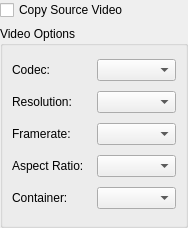
Qt form src/video_interface.ui (b1aqW0lf/Lithium) before a commit.
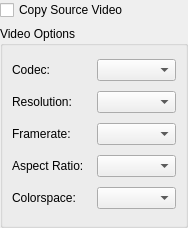
The same form after that commit.

Commit message: experiment/renamed videoContainerBox to videoColorspaceBox - WIP

Patch:
```diff
--- a/src/video_interface.ui
+++ b/src/video_interface.ui
@@ -75,7 +75,7 @@
       <item row="5" column="0">
        <widget class="QLabel" name="videoContainerLabel">
         <property name="text">
-         <string>Container:</string>
+         <string>Colorspace:</string>
         </property>
        </widget>
       </item>
```
Left out of the diff: 4 changed lines with no effect on the pictures. The commit also changes 2 other files.
